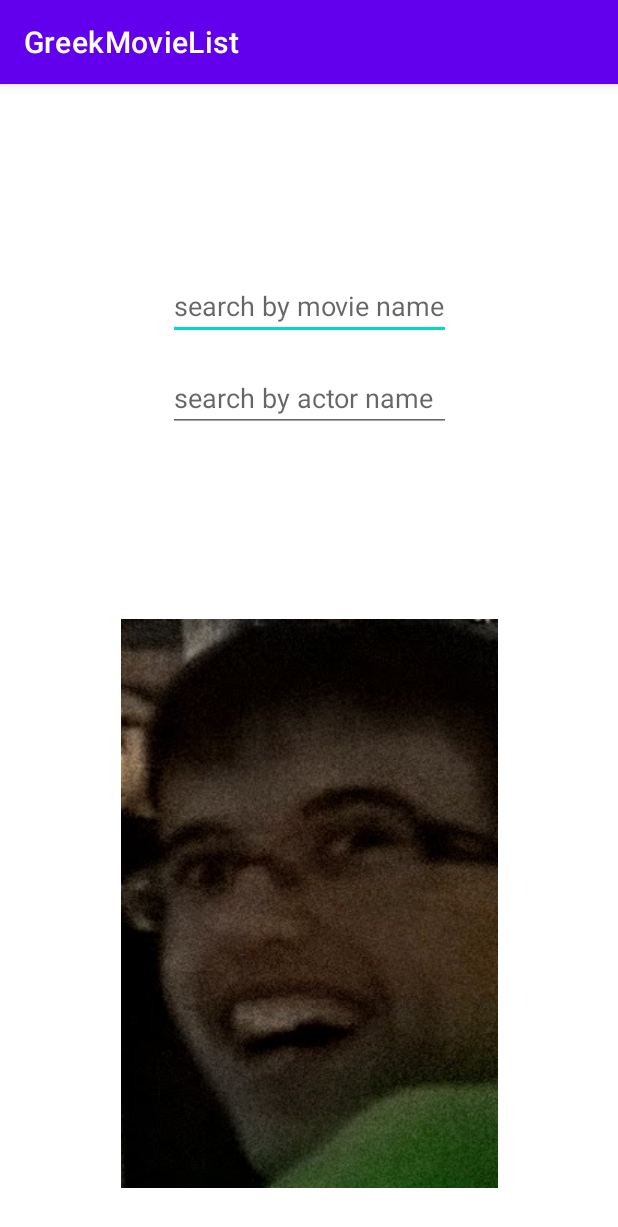
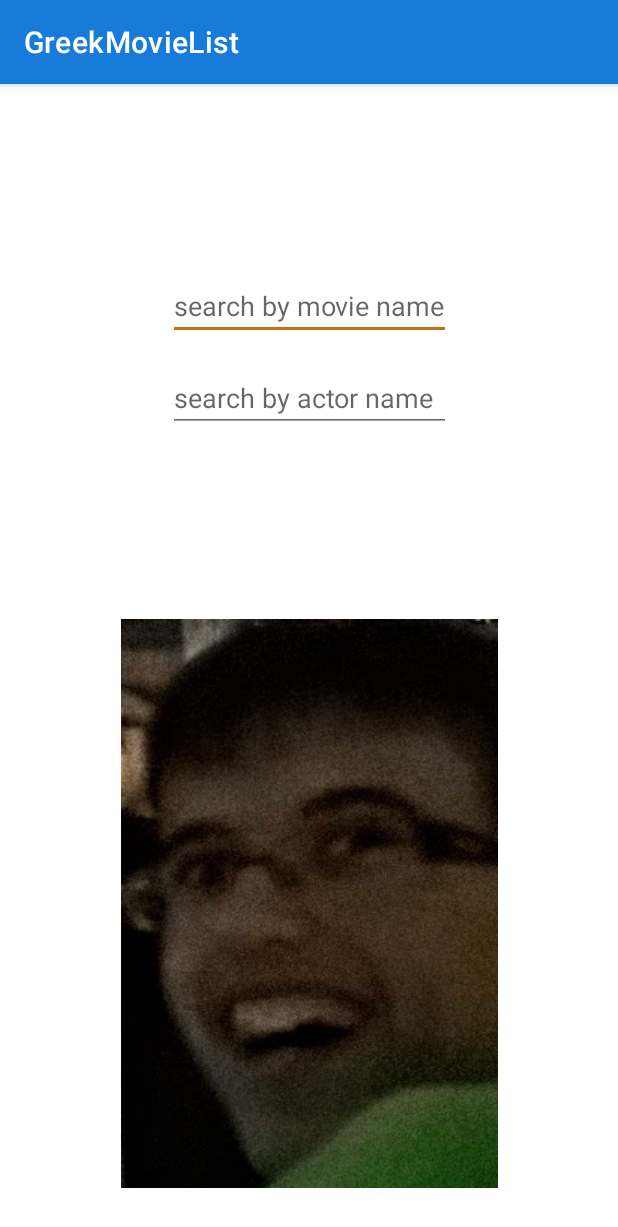
Before and after one commit to jimsam1/GreekMovieList, an Android app: the screen it shows after launch (MainActivity), on a phone screen of 412 x 824 dp. Shown: the top 1227 px of the screen. Run offline under Robolectric (Android 15) with nearby library versions, the phone set to English and light mode, and no system bars.

Commit message:
fixed colors

```diff
--- a/app/src/main/res/values-night/themes.xml
+++ b/app/src/main/res/values-night/themes.xml
@@ -2,12 +2,12 @@
     <!-- Base application theme. -->
     <style name="Theme.GreekMovieList" parent="Theme.MaterialComponents.DayNight.DarkActionBar">
         <!-- Primary brand color. -->
-        <item name="colorPrimary">@color/purple_200</item>
-        <item name="colorPrimaryVariant">@color/purple_700</item>
+        <item name="colorPrimary">@color/blue_800</item>
+        <item name="colorPrimaryVariant">@color/blue_900</item>
         <item name="colorOnPrimary">@color/black</item>
         <!-- Secondary brand color. -->
-        <item name="colorSecondary">@color/teal_200</item>
-        <item name="colorSecondaryVariant">@color/teal_200</item>
+        <item name="colorSecondary">@color/orange_900</item>
+        <item name="colorSecondaryVariant">@color/orange_1000</item>
         <item name="colorOnSecondary">@color/black</item>
         <!-- Status bar color. -->
         <item name="android:statusBarColor" tools:targetApi="l">?attr/colorPrimaryVariant</item>
--- a/app/src/main/res/values/colors.xml
+++ b/app/src/main/res/values/colors.xml
@@ -1,10 +1,11 @@
 <?xml version="1.0" encoding="utf-8"?>
 <resources>
-    <color name="purple_200">#FFBB86FC</color>
-    <color name="purple_500">#FF6200EE</color>
-    <color name="purple_700">#FF3700B3</color>
-    <color name="teal_200">#FF03DAC5</color>
-    <color name="teal_700">#FF018786</color>
+    <color name="orange_800">#C77012</color>
+    <color name="orange_900">#ce5e12</color>
+    <color name="orange_1000">#A64809</color>
+    <color name="blue_700">#167bd9</color>
+    <color name="blue_800">#126ac7</color>
+    <color name="blue_900">#0a4ba8</color>
     <color name="black">#FF000000</color>
     <color name="white">#FFFFFFFF</color>
 </resources>
--- a/app/src/main/res/values/themes.xml
+++ b/app/src/main/res/values/themes.xml
@@ -2,12 +2,12 @@
     <!-- Base application theme. -->
     <style name="Theme.GreekMovieList" parent="Theme.MaterialComponents.DayNight.DarkActionBar">
         <!-- Primary brand color. -->
-        <item name="colorPrimary">@color/purple_500</item>
-        <item name="colorPrimaryVariant">@color/purple_700</item>
+        <item name="colorPrimary">@color/blue_700</item>
+        <item name="colorPrimaryVariant">@color/blue_800</item>
         <item name="colorOnPrimary">@color/white</item>
         <!-- Secondary brand color. -->
-        <item name="colorSecondary">@color/teal_200</item>
-        <item name="colorSecondaryVariant">@color/teal_700</item>
+        <item name="colorSecondary">@color/orange_800</item>
+        <item name="colorSecondaryVariant">@color/orange_900</item>
         <item name="colorOnSecondary">@color/black</item>
         <!-- Status bar color. -->
         <item name="android:statusBarColor" tools:targetApi="l">?attr/colorPrimaryVariant</item>
```
